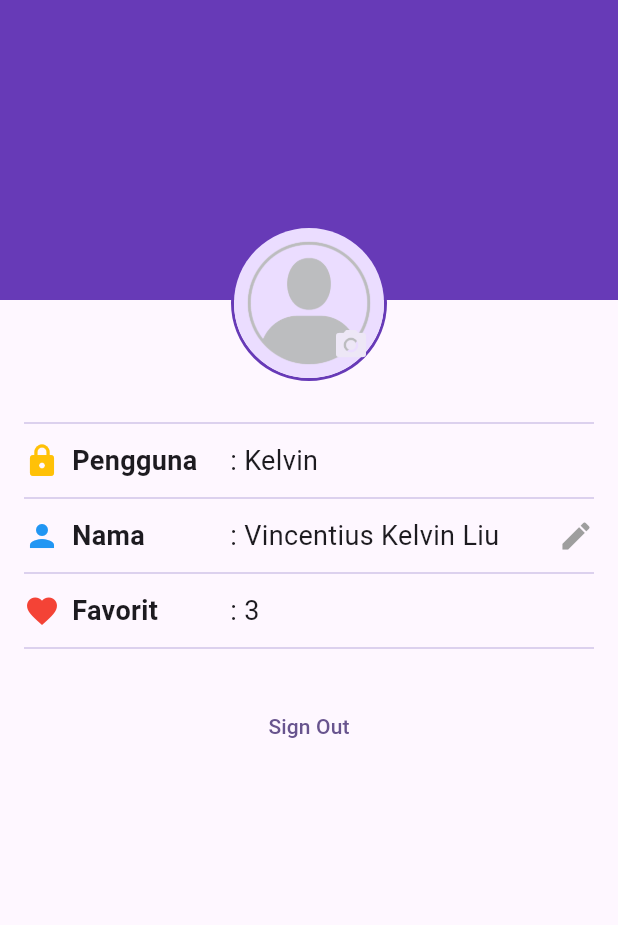
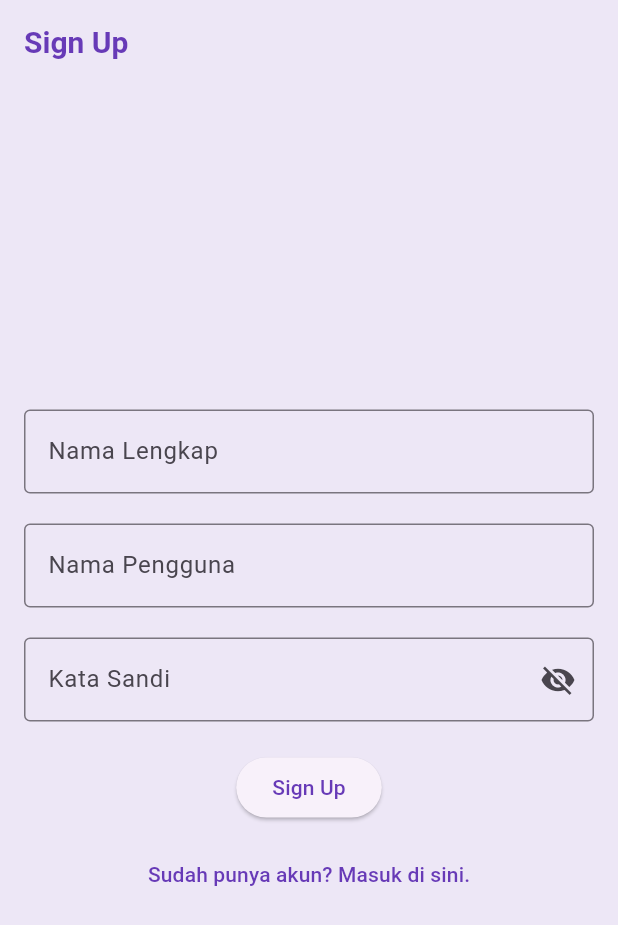
Before and after one commit to VincentiusKelvinLiu/tugas_widget_dasar_flutter, a Flutter app: the screen it shows after launch, on a phone screen of 412 x 824 dp. Shown: the top 925 px of the screen. Run offline on Flutter 3.47's test engine with Material 3 defaults, Android fonts, the phone set to English and light mode, and no system bars; our stand-ins replace cached_network_image.

Commit message:
Menambahkan halaman sign in dan sign up

```diff
--- a/lib/main.dart
+++ b/lib/main.dart
@@ -1,7 +1,6 @@
 import 'package:flutter/material.dart';
-import 'screens/detail_screen.dart';
-import 'data/candi_data.dart';
-import 'screens/profile_screen.dart';
+import 'screens/sign_in_screen.dart';
+import 'screens/sign_up_screen.dart';
 
 void main() {
   runApp(const MyApp());
@@ -14,12 +13,29 @@ class MyApp extends StatelessWidget {
   Widget build(BuildContext context) {
     return MaterialApp(
       title: 'Wisata Candi',
+      debugShowCheckedModeBanner: false,
       theme: ThemeData(
-        colorScheme: ColorScheme.fromSeed(seedColor: Colors.deepPurple),
+        appBarTheme: const AppBarTheme(
+          iconTheme: IconThemeData(
+            color: Colors.deepPurple,
+          ),
+          titleTextStyle: TextStyle(
+            color: Colors.deepPurple,
+            fontSize: 20,
+            fontWeight: FontWeight.bold,
+          ),
+        ),
+        colorScheme: ColorScheme.fromSeed(
+          seedColor: Colors.deepPurple,
+        ).copyWith(
+          primary: Colors.deepPurple,
+          surface: Colors.deepPurple[50],
+        ),
         useMaterial3: true,
       ),
-      home: const ProfileScreen(),
+      //home: const ProfileScreen(),
       //home: DetailScreen(candi: candiList[0]),
+      home: const SignUpScreen(),
     );
   }
 }
--- /dev/null
+++ b/lib/screens/sign_up_screen.dart
@@ -0,0 +1,97 @@
+import 'package:flutter/material.dart';
+
+class SignUpScreen extends StatefulWidget {
+  const SignUpScreen({super.key});
+
+  @override
+  State<SignUpScreen> createState() => _SignUpScreenState();
+}
+
+class _SignUpScreenState extends State<SignUpScreen> {
+  final TextEditingController _fullNameController = TextEditingController();
+  final TextEditingController _usernameController = TextEditingController();
+  final TextEditingController _passwordController = TextEditingController();
+
+  String _errorText = '';
+  bool _isSignedIn = false;
+  bool _obscurePassword = true;
+
+  @override
+  Widget build(BuildContext context) {
+    return Scaffold(
+      appBar: AppBar(
+        title: const Text('Sign Up'),
+      ),
+      body: Center(
+        child: SingleChildScrollView(
+          child: Padding(
+            padding: const EdgeInsets.all(16),
+            child: Form(
+              child: Column(
+                mainAxisAlignment: MainAxisAlignment.center,
+                crossAxisAlignment: CrossAxisAlignment.center,
+                children: [
+                  TextFormField(
+                    controller: _fullNameController,
+                    decoration: const InputDecoration(
+                      labelText: 'Nama Lengkap',
+                      border: OutlineInputBorder(),
+                    ),
+                  ),
+
+                  const SizedBox(height: 20),
+
+                  TextFormField(
+                    controller: _usernameController,
+                    decoration: const InputDecoration(
+                      labelText: 'Nama Pengguna',
+                      border: OutlineInputBorder(),
+                    ),
+                  ),
+
+                  const SizedBox(height: 20),
+
+                  TextFormField(
+                    controller: _passwordController,
+                    decoration: InputDecoration(
+                      labelText: 'Kata Sandi',
+                      errorText: _errorText.isNotEmpty ? _errorText : null,
+                      border: const OutlineInputBorder(),
+                      suffixIcon: IconButton(
+                        onPressed: () {
+                          setState(() {
+                            _obscurePassword = !_obscurePassword;
+                          });
+                        },
+                        icon: Icon(
+                          _obscurePassword
+                              ? Icons.visibility_off
+                              : Icons.visibility,
+                        ),
+                      ),
+                    ),
+                    obscureText: _obscurePassword,
+                  ),
+
+                  const SizedBox(height: 20),
+
+                  ElevatedButton(
+                    onPressed: () {},
+                    child: const Text('Sign Up'),
+                  ),
+
+                  const SizedBox(height: 10),
+
+                  TextButton(
+                    onPressed: () {},
+                    child: const Text('Sudah punya akun? Masuk di sini.'),
+                  ),
+                ],
+              ),
+            ),
+          ),
+        ),
+      ),
+    );
+  }
+}
```
Also changed, not shown: lib/screens/sign_in_screen.dart (added, +86 -0 lines).
